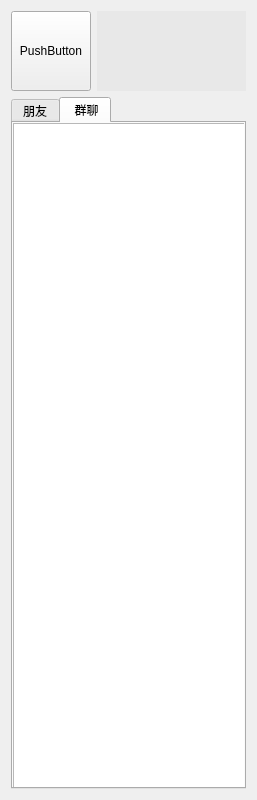
The window that qClient/friend_windows.ui (AGuan177/QTice) describes before a commit, drawn with Qt 5.
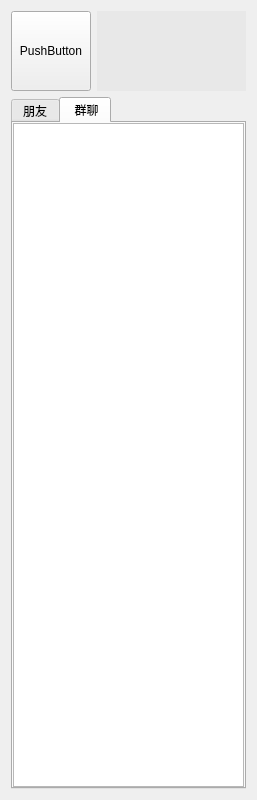
The same window after the commit. Icons and pictures are not drawn.

```diff
--- a/qClient/friend_windows.ui
+++ b/qClient/friend_windows.ui
@@ -115,31 +115,6 @@
         </widget>
        </item>
       </layout>
-      <widget class="QListWidget" name="listWidgetGroup">
-       <property name="enabled">
-        <bool>true</bool>
-       </property>
-       <property name="geometry">
-        <rect>
-         <x>0</x>
-         <y>0</y>
-         <width>391</width>
-         <height>681</height>
-        </rect>
-       </property>
-       <property name="font">
-        <font>
-         <pointsize>16</pointsize>
-         <weight>50</weight>
-         <bold>false</bold>
-        </font>
-       </property>
-       <property name="styleSheet">
-        <string notr="true">border-image: url(:/new/prefix1/pintree.jpg);</string>
-       </property>
-      </widget>
-=======
->>>>>>> Stashed changes
      </widget>
     </widget>
    </item>
```
Left out of the diff: 20 changed lines with no effect on the pictures.
